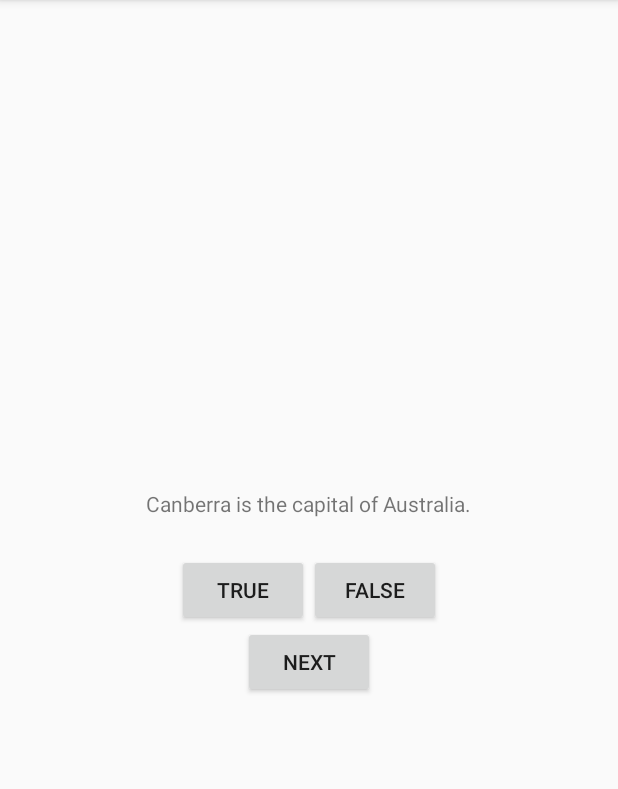
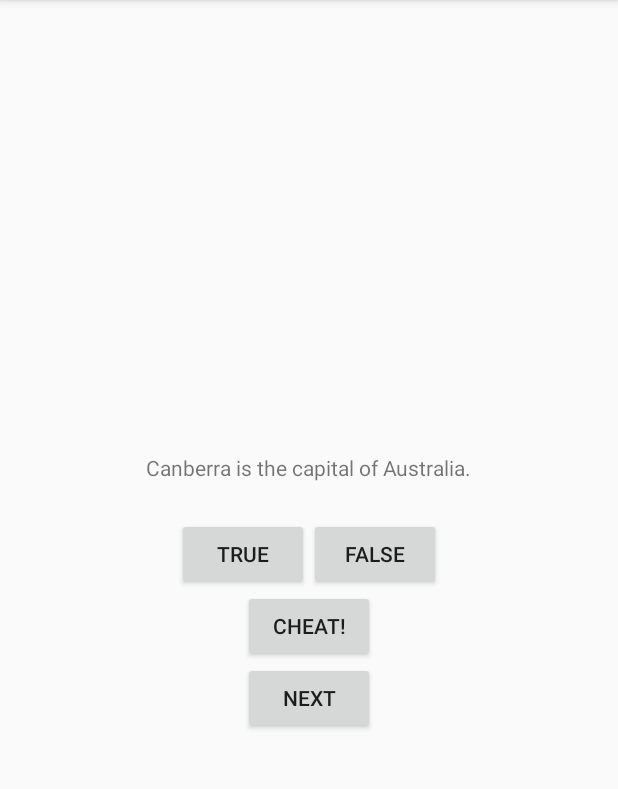
Before and after one commit to songweishuai/QuizActivity, an Android app: the screen it shows after launch (QuizActivity), on a phone screen of 412 x 824 dp, the part 84-873 px from its top. Run offline under Robolectric (Android 15) with nearby library versions, the phone set to English and light mode, and no system bars.

Commit message:
支持第二个activity

```diff
--- a/app/build.gradle
+++ b/app/build.gradle
@@ -1,7 +1,7 @@
 apply plugin: 'com.android.application'
 
 android {
-    compileSdkVersion 25
+    compileSdkVersion 27
     buildToolsVersion "27.0.3"
     defaultConfig {
         applicationId "com.sws.android.quizactivity"
--- a/app/src/main/java/com/sws/android/quizactivity/QuizActivity.java
+++ b/app/src/main/java/com/sws/android/quizactivity/QuizActivity.java
@@ -1,17 +1,22 @@
 package com.sws.android.quizactivity;
 
+import android.content.Intent;
+import android.support.annotation.Nullable;
 import android.support.v7.app.AppCompatActivity;
 import android.os.Bundle;
+import android.util.Log;
+import android.view.ActionMode;
 import android.view.View;
 import android.widget.Button;
 import android.widget.TextView;
 import android.widget.Toast;
 
 public class QuizActivity extends AppCompatActivity {
-
+    private String TAG=QuizActivity.class.getSimpleName();
     private Button mTrueBurron;
     private Button mFalseButton;
     private Button mNextButton;
+    private Button mCheatButton;
     private TextView mQuestionTextView;
 
     private int mCurrentIndex=0;
@@ -63,9 +68,22 @@ public class QuizActivity extends AppCompatActivity {
                 mQuestionTextView.setText(question);
             }
         });
+
+        mCheatButton=(Button)findViewById(R.id.cheat_button);
+        mCheatButton.setOnClickListener(new View.OnClickListener() {
+            @Override
+            public void onClick(View view) {
+                Log.d(TAG, "onClick: "+"Start Activity");
+                //Intent intent=new Intent(QuizActivity.this,CheatActivity.class);
+                Intent intent=CheatActivity.newIntent(QuizActivity.this,mQuestionBank[mCurrentIndex].isAnswerTrue());
+                startActivity(intent);
+                //startActivityForResult();
+            }
+        });
     }
 
     private void checkAnswer(boolean userPressedTrue){
+        //Log.d(TAG, "checkAnswer: exception",new Exception());
         boolean answerIsTrue=mQuestionBank[mCurrentIndex].isAnswerTrue();
         int messageResId=0;
         if(userPressedTrue==answerIsTrue){
@@ -75,4 +93,28 @@ public class QuizActivity extends AppCompatActivity {
         }
         Toast.makeText(QuizActivity.this,messageResId,Toast.LENGTH_SHORT).show();
     }
+
+    @Override
+    protected void onStart() {
+        super.onStart();
+        Log.d(TAG, "onStart: ");
+    }
+
+    @Override
+    protected void onPostResume() {
+        super.onPostResume();
+        Log.d(TAG, "onPostResume: ");
+    }
+
+    @Override
+    protected void onStop() {
+        super.onStop();
+        Log.d(TAG, "onStop: ");
+    }
+
+    @Override
+    protected void onDestroy() {
+        super.onDestroy();
+        Log.d(TAG, "onDestroy: ");
+    }
 }
--- a/app/src/main/res/layout/activity_quiz.xml
+++ b/app/src/main/res/layout/activity_quiz.xml
@@ -54,6 +54,12 @@
     <Button
         android:layout_width="wrap_content"
         android:layout_height="wrap_content"
+        android:id="@+id/cheat_button"
+        android:text="@string/cheat_button"/>
+
+    <Button
+        android:layout_width="wrap_content"
+        android:layout_height="wrap_content"
         android:id="@+id/next_button"
         android:text="@string/next_button"/>
 </LinearLayout>
--- a/app/src/main/res/values/strings.xml
+++ b/app/src/main/res/values/strings.xml
@@ -12,4 +12,9 @@
     <string name="question_africa">The source of the Nile River is in Egypt.</string>
     <string name="question_americas">The Amazon River is the longest river in the Americas.</string>
     <string name="question_asia">Lake Baikal is the world\'s oldest and deepest freshwater lake.</string>
+
+    <string name="warning_text">Are you sure you want to do this?</string>
+    <string name="show_answer_button">Show Answer</string>
+    <string name="cheat_button">Cheat!</string>
+    <string name="judgment_toast">Cheating is wrong.</string>
 </resources>
```
Also changed, not shown: app/src/main/AndroidManifest.xml (+4 -3 lines), app/src/main/java/com/sws/android/quizactivity/CheatActivity.java (added, +22 -0 lines), app/src/main/res/layout/activity_cheat.xml (added, +38 -0 lines).
